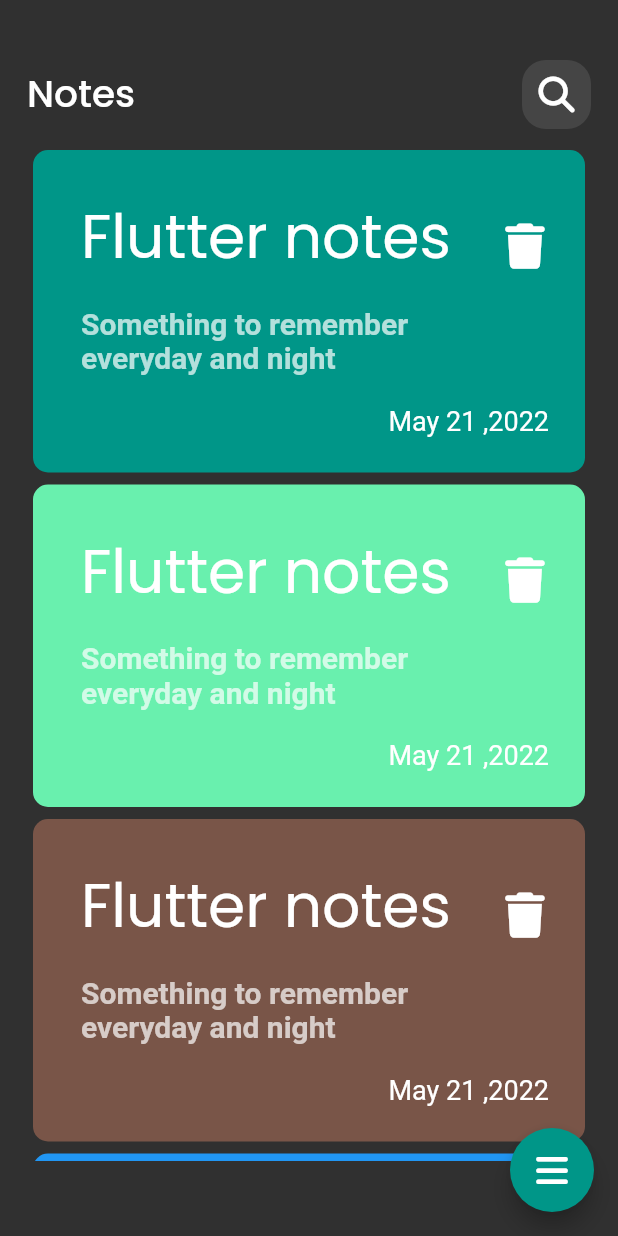
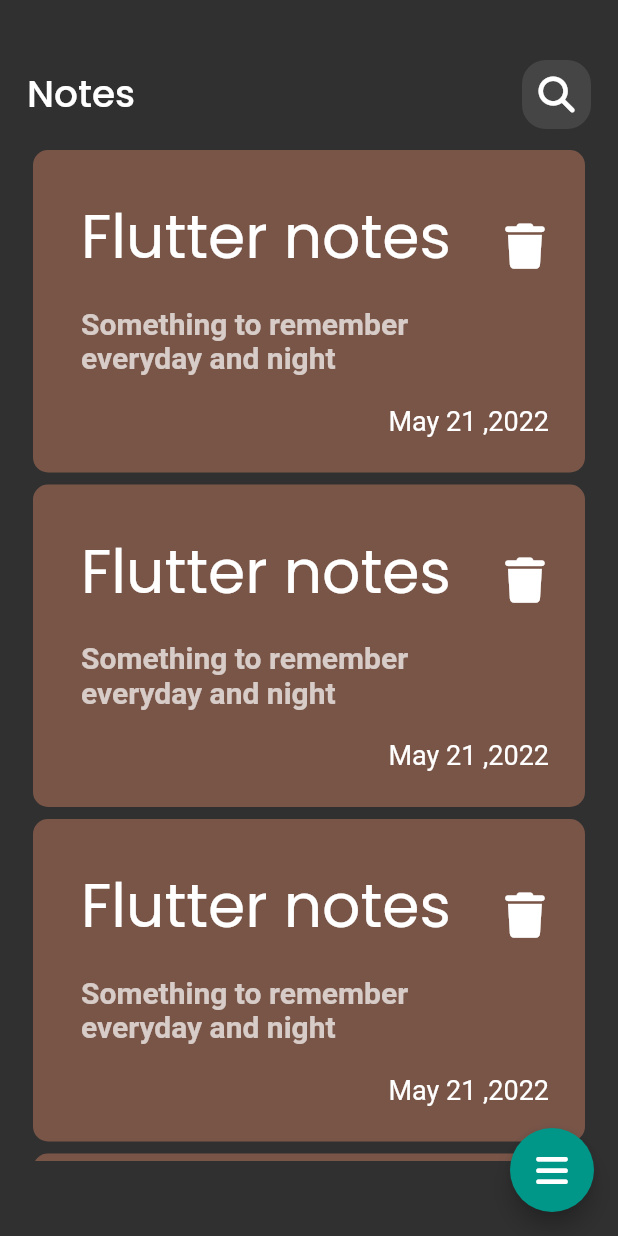
Before and after one commit to alyAly12/note_app, a Flutter app: the screen it shows after launch, on a phone screen of 412 x 824 dp. Run offline on Flutter 3.47's test engine with Material 2 defaults, Android fonts, the phone set to English and light mode, and no system bars; our stand-ins replace font_awesome_flutter, google_fonts; Roboto replaces fonts that are missing (Alike).

```diff
--- a/lib/component/note_item.dart
+++ b/lib/component/note_item.dart
@@ -4,8 +4,8 @@ import 'package:google_fonts/google_fonts.dart';
 import 'package:note_app/views/edit_view.dart';
 
 class NoteItem extends StatelessWidget {
-  final Color color;
-  const NoteItem({Key? key, required this.color}) : super(key: key);
+
+  const NoteItem({Key? key,}) : super(key: key);
 
   @override
   Widget build(BuildContext context) {
@@ -16,7 +16,7 @@ class NoteItem extends StatelessWidget {
       child: Container(
         padding: const EdgeInsets.only(top: 24,bottom: 24,left: 16),
         decoration: BoxDecoration(
-          color:color,
+          color:Colors.brown,
               borderRadius: BorderRadius.circular(10)
         ),
         child: Column(
--- a/lib/component/notes_list_view.dart
+++ b/lib/component/notes_list_view.dart
@@ -4,25 +4,17 @@ import 'package:note_app/component/note_item.dart';
 
 class NotesListView extends StatelessWidget {
   const NotesListView({Key? key}) : super(key: key);
-  final data= const[
-    Colors.teal,
-    Colors.greenAccent,
-    Colors.brown,
-    Colors.blue,
-    Colors.green,
-    Colors.redAccent
-  ];
+
   @override
   Widget build(BuildContext context) {
     return Padding(
       padding: const EdgeInsets.symmetric(vertical: 10.0,horizontal: 4),
       child: ListView.builder(
         padding: EdgeInsets.zero,
-        itemCount: data.length,
           itemBuilder: (context ,index){
             return  Padding(
               padding: const EdgeInsets.symmetric(vertical: 4.0),
-              child: NoteItem(color: data[index],),
+              child: NoteItem(),
             );
           }
       ),
--- a/pubspec.yaml
+++ b/pubspec.yaml
@@ -38,7 +38,8 @@ dependencies:
   cupertino_icons: ^1.0.2
   google_fonts: ^3.0.1
   font_awesome_flutter: ^10.3.0
-
+  hive: ^2.2.3
+  hive_flutter: ^1.1.0
 
 dev_dependencies:
   flutter_test:
@@ -50,6 +51,8 @@ dev_dependencies:
   # package. See that file for information about deactivating specific lint
   # rules and activating additional ones.
   flutter_lints: ^2.0.0
+  hive_generator: ^2.0.0
+  build_runner: ^2.3.2
 
 # For information on the generic Dart part of this file, see the
 # following page: https://dart.dev/tools/pub/pubspec
```
Also changed, not shown: lib/models/notes_model.dart (added, +14 -0 lines), pubspec.lock.
